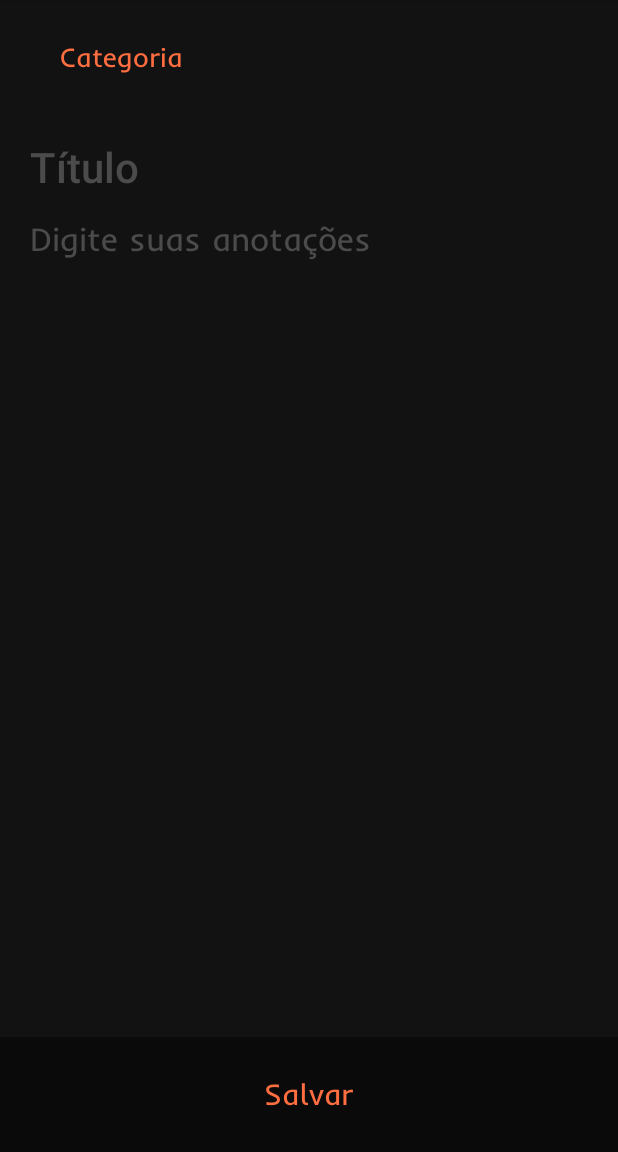
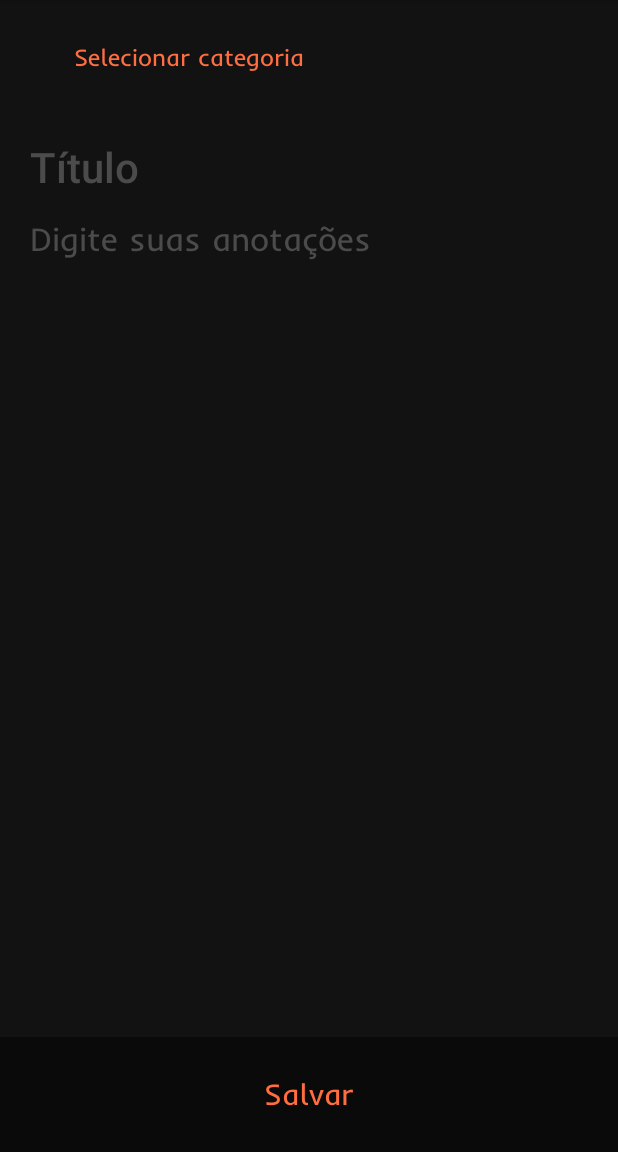
Before and after one commit to lucasar2303/SimpleNotes, an Android app: the layout activity_note.xml on its own in the app's theme, with its tools: preview values and no code run, on a phone screen of 412 x 824 dp, the part 84-1236 px from its top. Run offline under Robolectric (Android 15) with nearby library versions, the phone set to English and light mode, and no system bars.

Commit message:
Ajustes Visuais

```diff
--- /dev/null
+++ b/app/src/main/res/drawable/btn1.xml
@@ -0,0 +1,5 @@
+<selector xmlns:android="http://schemas.android.com/apk/res/android">
+    <item android:drawable="@drawable/btn1_press" android:state_pressed="true" /> <!-- pressionado -->
+    <item android:drawable="@drawable/btn1_press" android:state_focused="true" /> <!-- com foco -->
+    <item android:drawable="@drawable/btn1_no_press" /> <!-- normal-->
+</selector>
--- /dev/null
+++ b/app/src/main/res/drawable/btn1_no_press.xml
@@ -0,0 +1,10 @@
+<shape xmlns:android="http://schemas.android.com/apk/res/android"
+    android:shape="rectangle">
+    <solid android:color="@color/blackDialog" />
+
+
+
+    <stroke
+        android:width="1dp"
+        android:color="@color/blackDialog" />
+</shape>
--- /dev/null
+++ b/app/src/main/res/drawable/btn1_press.xml
@@ -0,0 +1,9 @@
+<?xml version="1.0" encoding="utf-8"?>
+<shape xmlns:android="http://schemas.android.com/apk/res/android"
+    android:shape="rectangle">
+    <solid android:color="#000" />
+    <corners android:radius="14dp" />
+    <stroke
+        android:width="1dp"
+        android:color="#000" />
+</shape>
--- /dev/null
+++ b/app/src/main/res/drawable/btn2.xml
@@ -0,0 +1,5 @@
+<selector xmlns:android="http://schemas.android.com/apk/res/android">
+    <item android:drawable="@drawable/btn2_press" android:state_pressed="true" /> <!-- pressionado -->
+    <item android:drawable="@drawable/btn2_press" android:state_focused="true" /> <!-- com foco -->
+    <item android:drawable="@drawable/btn2_no_press" /> <!-- normal-->
+</selector>
--- /dev/null
+++ b/app/src/main/res/drawable/btn3.xml
@@ -0,0 +1,5 @@
+<selector xmlns:android="http://schemas.android.com/apk/res/android">
+    <item android:drawable="@drawable/btn3_press" android:state_pressed="true" /> <!-- pressionado -->
+    <item android:drawable="@drawable/btn3_press" android:state_focused="true" /> <!-- com foco -->
+    <item android:drawable="@drawable/btn3_no_press" /> <!-- normal-->
+</selector>
--- /dev/null
+++ b/app/src/main/res/drawable/btn3_no_press.xml
@@ -0,0 +1,8 @@
+<shape xmlns:android="http://schemas.android.com/apk/res/android"
+    android:shape="rectangle">
+    <solid android:color="@color/blackBg" />
+
+    <stroke
+        android:width="1dp"
+        android:color="@color/blackBg" />
+</shape>
--- /dev/null
+++ b/app/src/main/res/drawable/btn3_press.xml
@@ -0,0 +1,10 @@
+<?xml version="1.0" encoding="utf-8"?>
+<shape xmlns:android="http://schemas.android.com/apk/res/android"
+    android:shape="rectangle">
+    <solid android:color="#0D0D0D" />
+    <corners android:radius="15dp"/>
+
+    <stroke
+        android:width="1dp"
+        android:color="#0D0D0D" />
+</shape>
--- a/app/src/main/res/layout/activity_note.xml
+++ b/app/src/main/res/layout/activity_note.xml
@@ -11,7 +11,7 @@
         android:id="@+id/btnBack"
         android:layout_width="wrap_content"
         android:layout_height="wrap_content"
-        android:background="@color/blackBg"
+        android:background="@drawable/btn3"
         android:padding="20dp"
         app:layout_constraintBottom_toTopOf="@+id/guideline4"
         app:layout_constraintStart_toStartOf="parent"
@@ -22,7 +22,7 @@
         android:id="@+id/btnLock"
         android:layout_width="50dp"
         android:layout_height="50dp"
-        android:background="@color/blackBg"
+        android:background="@drawable/btn3"
         app:layout_constraintBottom_toTopOf="@+id/guideline4"
         app:layout_constraintEnd_toStartOf="@+id/btnDownFont"
         app:layout_constraintTop_toTopOf="parent"
@@ -33,7 +33,7 @@
         android:id="@+id/btnDownFont"
         android:layout_width="50dp"
         android:layout_height="50dp"
-        android:background="@color/blackBg"
+        android:background="@drawable/btn3"
         app:layout_constraintBottom_toTopOf="@+id/guideline4"
         app:layout_constraintEnd_toStartOf="@+id/btnUpFont"
         app:layout_constraintTop_toTopOf="parent"
@@ -43,7 +43,7 @@
         android:id="@+id/btnUpFont"
         android:layout_width="50dp"
         android:layout_height="50dp"
-        android:background="@color/blackBg"
+        android:background="@drawable/btn3"
         app:layout_constraintBottom_toTopOf="@+id/guideline4"
         app:layout_constraintEnd_toStartOf="@+id/btnDelete"
         app:layout_constraintTop_toTopOf="parent"
@@ -54,7 +54,7 @@
         android:id="@+id/btnDelete"
         android:layout_width="50dp"
         android:layout_height="50dp"
-        android:background="@color/blackBg"
+        android:background="@drawable/btn3"
         app:layout_constraintBottom_toTopOf="@+id/guideline4"
         app:layout_constraintEnd_toEndOf="parent"
         app:layout_constraintTop_toTopOf="parent"
@@ -69,14 +69,20 @@
 
     <TextView
         android:id="@+id/tvCategorySelec"
-        android:layout_width="wrap_content"
-        android:layout_height="0dp"
+        android:layout_width="0dp"
+        android:layout_height="wrap_content"
+        android:background="@drawable/btn3"
+        android:fontFamily="@font/inder"
         android:gravity="center"
-        android:text="Categoria"
+        android:maxLines="1"
+        android:ellipsize="end"
+        android:paddingHorizontal="5dp"
+        android:paddingVertical="10dp"
+        android:text="Selecionar categoria"
         android:textColor="@color/orange"
-        android:fontFamily="@font/inder"
-        android:textSize="18dp"
+        android:textSize="16dp"
         app:layout_constraintBottom_toTopOf="@+id/guideline4"
+        app:layout_constraintEnd_toStartOf="@+id/btnLock"
         app:layout_constraintStart_toEndOf="@+id/btnBack"
         app:layout_constraintTop_toTopOf="parent" />
 
@@ -136,7 +142,7 @@
         android:textColor="@color/orange"
         android:fontFamily="@font/inder"
         android:textSize="20dp"
-        android:background="@color/blackDialog"
+        android:background="@drawable/btn1"
         app:layout_constraintBottom_toBottomOf="parent"
         app:layout_constraintEnd_toEndOf="parent"
         app:layout_constraintStart_toStartOf="parent"
@@ -166,6 +172,7 @@
             android:maxLength="4"
             android:textSize="28dp"
             android:textAlignment="center"
+            android:background="@color/blackBg"
             android:textColor="@color/orange"
             android:textColorHint="@color/grayText"
             app:layout_constraintEnd_toEndOf="parent"
--- a/app/src/main/res/layout/dialog_new_category.xml
+++ b/app/src/main/res/layout/dialog_new_category.xml
@@ -15,6 +15,9 @@
         android:hint="Nome da categoria"
         android:layout_height="wrap_content"
         android:ems="10"
+        android:maxLength="20"
+        android:textAlignment="center"
+        android:background="@color/blackBg"
         android:inputType="textPersonName"
         android:fontFamily="@font/inder"
         android:textColor="@color/white"
--- a/app/src/main/res/layout/dialog_password.xml
+++ b/app/src/main/res/layout/dialog_password.xml
@@ -20,6 +20,7 @@
         android:fontFamily="@font/inder"
         android:hint="Digite sua senha"
         android:inputType="numberPassword"
+        android:background="@color/blackBg"
         android:textAlignment="center"
         android:textColor="@color/white"
         android:textColorHint="@color/grayText"
--- a/app/src/main/res/layout/item_category.xml
+++ b/app/src/main/res/layout/item_category.xml
@@ -12,9 +12,11 @@
         android:id="@+id/tvNameCategory"
         android:layout_width="0dp"
         android:layout_height="wrap_content"
+        android:layout_marginHorizontal="20dp"
+        android:ellipsize="end"
         android:fontFamily="@font/inder"
+        android:maxLines="1"
         android:paddingVertical="12dp"
-        android:paddingStart="20dp"
         android:text="Casa"
         android:textColor="@color/white"
         android:textSize="20dp"
```
Also changed, not shown: app/src/main/java/com/example/simplenotes/CategoryActivity.java (+9 -1 lines), app/src/main/java/com/example/simplenotes/MainActivity.java (+7 -0 lines), app/src/main/java/com/example/simplenotes/NoteActivity.java (+20 -4 lines), app/src/main/res/drawable/btn2_no_press.xml (added, +10 -0 lines), app/src/main/res/drawable/btn2_press.xml (added, +9 -0 lines), app/src/main/res/layout/activity_add.xml (+4 -4 lines), app/src/main/res/layout/activity_main.xml (+17 -13 lines), app/src/main/res/layout/dialog_filter.xml (+3 -6 lines), app/src/main/res/layout/item_notes.xml (+24 -10 lines).
